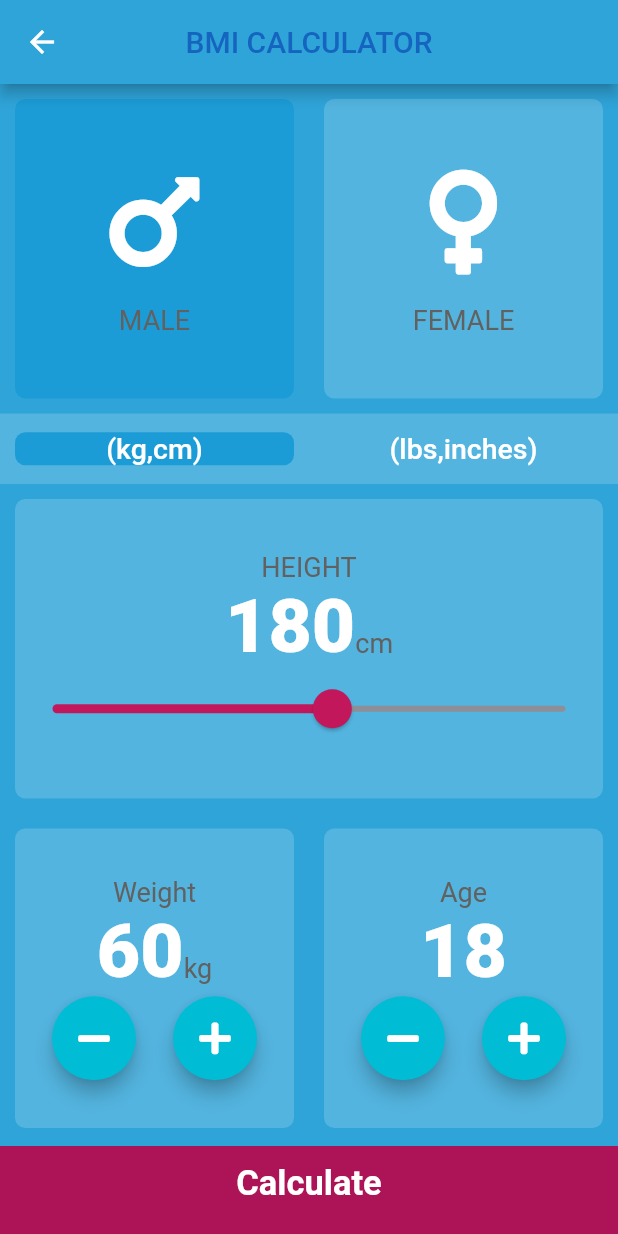
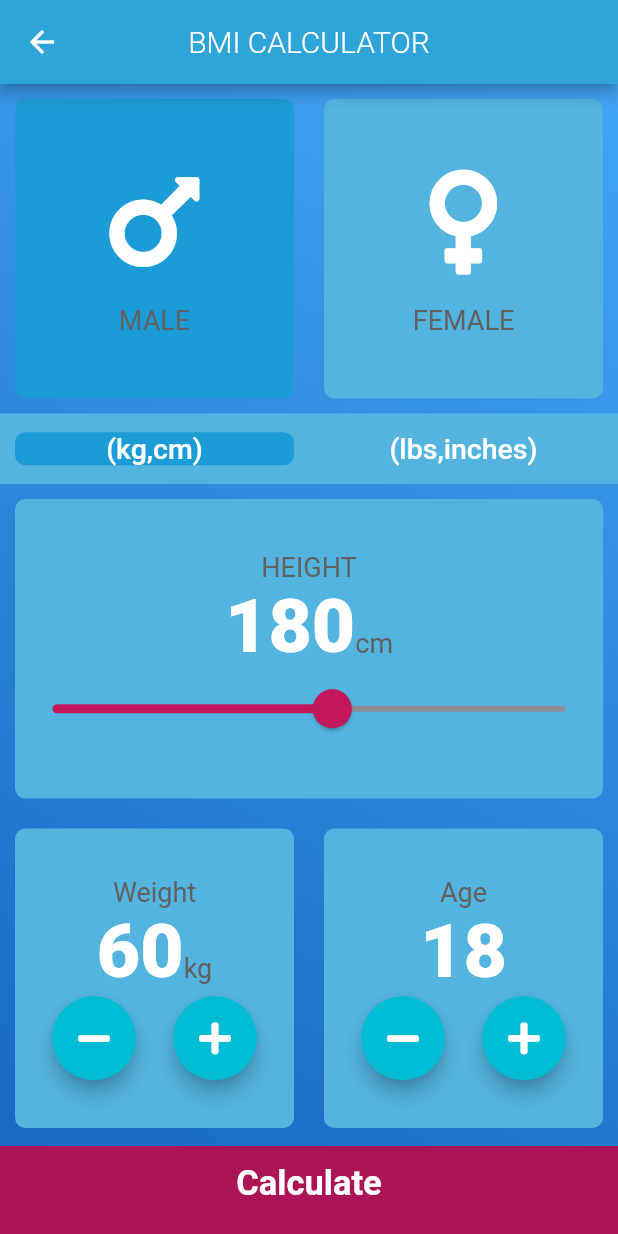
Before and after one commit to AnomDevgun/AppDev, a Flutter app: the screen it shows after launch, after a tap on "Calculate Bmi:", on a phone screen of 412 x 824 dp. Run offline on Flutter 3.47's test engine with Material 2 defaults, Android fonts, the phone set to English and light mode, and no system bars; our stand-ins replace audioplayers, font_awesome_flutter, rflutter_alert.

```diff
--- a/bmi-calculator/lib/constants.dart
+++ b/bmi-calculator/lib/constants.dart
@@ -53,11 +53,8 @@ const kBodyTextStyle = TextStyle(
 
 const kLandingPageStyle = TextStyle(
   fontSize: 37.0,
-  fontWeight: FontWeight.w500,
-  color: Color(0xFF90caf9),
+  fontWeight: FontWeight.w300,
   fontStyle: FontStyle.italic,
 );
 
-const kAppBarStyle = TextStyle(
-  color: Color(0xFF1565c0),
-);
+const kAppBarStyle = TextStyle(fontWeight: FontWeight.w300);
--- a/bmi-calculator/lib/screens/bmiinput_page.dart
+++ b/bmi-calculator/lib/screens/bmiinput_page.dart
@@ -47,7 +47,15 @@ class _InputPageState extends State<InputPage> {
           style: kAppBarStyle,
         ),
       ),
-      body: Column(
+      body: Container(
+        decoration: BoxDecoration(
+          gradient: LinearGradient(
+            begin: Alignment.bottomLeft,
+            end: Alignment.topRight,
+            colors: [Color(0xff1565c0), Color(0xff42a5f5)],
+          ),
+        ),
+        child: Column(
           crossAxisAlignment: CrossAxisAlignment.stretch,
           children: <Widget>[
             Expanded(
@@ -174,7 +182,8 @@ class _InputPageState extends State<InputPage> {
                       data: SliderTheme.of(context).copyWith(
                         thumbShape:
                             RoundSliderThumbShape(enabledThumbRadius: 13.0),
-                      overlayShape: RoundSliderOverlayShape(overlayRadius: 25),
+                        overlayShape:
+                            RoundSliderOverlayShape(overlayRadius: 25),
                       ),
                       child: Slider(
                         value: height.toDouble(),
@@ -305,6 +314,7 @@ class _InputPageState extends State<InputPage> {
             ),
           ],
         ),
+      ),
     );
   }
 }
--- a/bmi-calculator/lib/screens/landing_page.dart
+++ b/bmi-calculator/lib/screens/landing_page.dart
@@ -18,7 +18,15 @@ class _LandingPageState extends State<LandingPage> {
         ),
         centerTitle: true,
       ),
-      body: Column(
+      body: Container(
+        decoration: BoxDecoration(
+          gradient: LinearGradient(
+            begin: Alignment.bottomLeft,
+            end: Alignment.topRight,
+            colors: [Color(0xff1565c0), Color(0xff42a5f5)],
+          ),
+        ),
+        child: Column(
           mainAxisAlignment: MainAxisAlignment.center,
           crossAxisAlignment: CrossAxisAlignment.stretch,
           children: <Widget>[
@@ -45,8 +53,8 @@ class _LandingPageState extends State<LandingPage> {
               ),
             ),
             Divider(
-            color: Color(0xFFc2185b),
-            thickness: 2.5,
+              color: Color(0xdcc2185b),
+              thickness: 2.1,
               indent: 20,
               endIndent: 20,
               height: 5,
@@ -76,6 +84,7 @@ class _LandingPageState extends State<LandingPage> {
             ),
           ],
         ),
+      ),
     );
   }
 }
```
Lines whose indentation alone changed are shown as unchanged.
